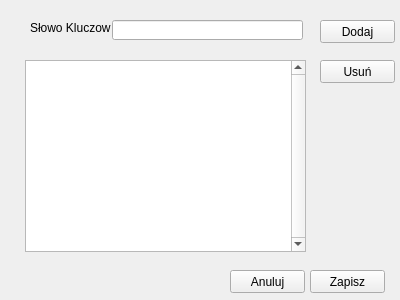
Before: the Qt Designer form add_keywords.ui in Dominoday2017/FileBrowser, drawn with Qt 5.
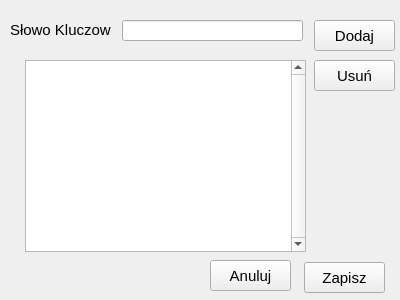
After: the same form once the commit is applied.

Patch:
```diff
--- a/add_keywords.ui
+++ b/add_keywords.ui
@@ -10,18 +10,28 @@
     <height>300</height>
    </rect>
   </property>
+  <property name="font">
+   <font>
+    <pointsize>11</pointsize>
+   </font>
+  </property>
   <property name="windowTitle">
    <string>Form</string>
   </property>
   <widget class="QPushButton" name="addBtn">
    <property name="geometry">
     <rect>
-     <x>320</x>
+     <x>314</x>
      <y>20</y>
-     <width>75</width>
-     <height>23</height>
+     <width>81</width>
+     <height>31</height>
     </rect>
    </property>
+   <property name="font">
+    <font>
+     <pointsize>11</pointsize>
+    </font>
+   </property>
    <property name="text">
     <string>Dodaj</string>
    </property>
@@ -29,12 +39,17 @@
   <widget class="QPushButton" name="removeBtn">
    <property name="geometry">
     <rect>
-     <x>320</x>
+     <x>314</x>
      <y>60</y>
-     <width>75</width>
-     <height>23</height>
+     <width>81</width>
+     <height>31</height>
     </rect>
    </property>
+   <property name="font">
+    <font>
+     <pointsize>11</pointsize>
+    </font>
+   </property>
    <property name="text">
     <string>Usuń</string>
    </property>
@@ -42,22 +57,32 @@
   <widget class="QLineEdit" name="keywordEdit">
    <property name="geometry">
     <rect>
-     <x>112</x>
+     <x>122</x>
      <y>20</y>
-     <width>191</width>
-     <height>20</height>
+     <width>181</width>
+     <height>21</height>
     </rect>
    </property>
+   <property name="font">
+    <font>
+     <pointsize>10</pointsize>
+    </font>
+   </property>
   </widget>
   <widget class="QLabel" name="label">
    <property name="geometry">
     <rect>
-     <x>30</x>
+     <x>10</x>
      <y>20</y>
-     <width>81</width>
-     <height>16</height>
+     <width>101</width>
+     <height>20</height>
     </rect>
    </property>
+   <property name="font">
+    <font>
+     <pointsize>11</pointsize>
+    </font>
+   </property>
    <property name="text">
     <string>Słowo Kluczowe</string>
    </property>
@@ -81,10 +106,10 @@
   <widget class="QPushButton" name="saveBtn">
    <property name="geometry">
     <rect>
-     <x>310</x>
-     <y>270</y>
-     <width>75</width>
-     <height>23</height>
+     <x>304</x>
+     <y>262</y>
+     <width>81</width>
+     <height>31</height>
     </rect>
    </property>
    <property name="text">
@@ -94,12 +119,17 @@
   <widget class="QPushButton" name="cancelBtn">
    <property name="geometry">
     <rect>
-     <x>230</x>
-     <y>270</y>
-     <width>75</width>
-     <height>23</height>
+     <x>210</x>
+     <y>260</y>
+     <width>81</width>
+     <height>31</height>
     </rect>
    </property>
+   <property name="font">
+    <font>
+     <pointsize>11</pointsize>
+    </font>
+   </property>
    <property name="text">
     <string>Anuluj</string>
    </property>
```
Left out of the diff: 5 changed lines with no effect on the pictures.
